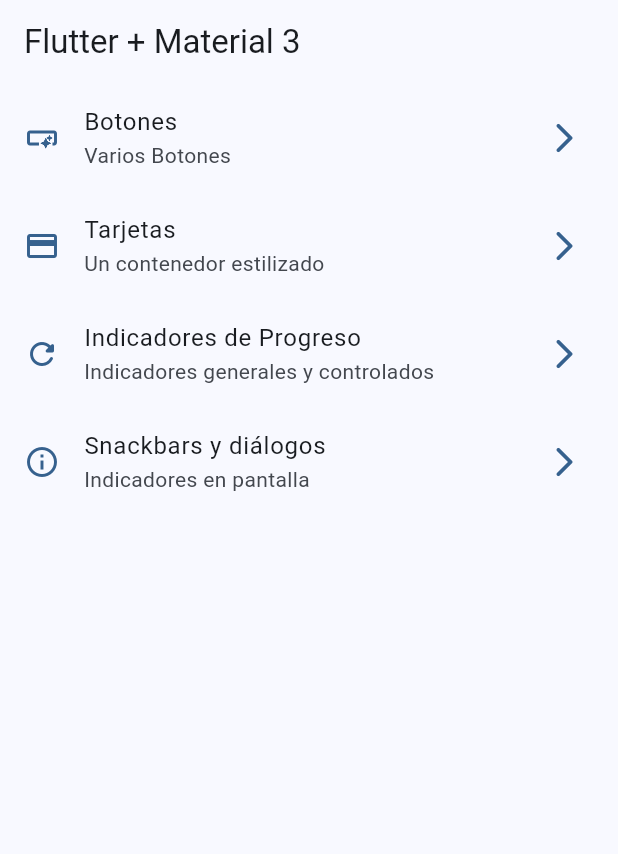
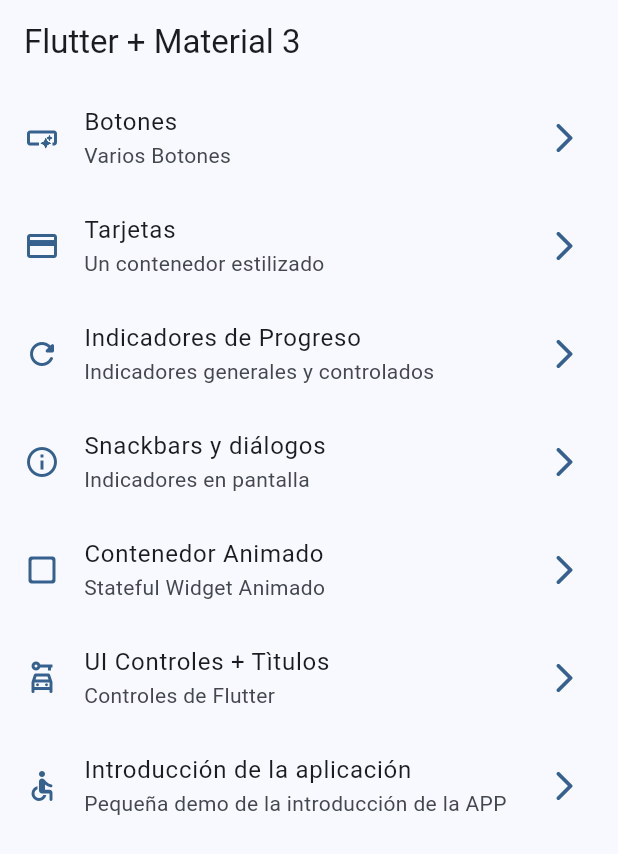
Before and after one commit to lizandronarvaez/curso_flutter_2026, a Flutter app: the screen it shows after launch, on a phone screen of 412 x 824 dp. Shown: the top 854 px of the screen. Run offline on Flutter 3.47's test engine with Material 3 defaults, Android fonts, the phone set to English and light mode, and no system bars; our stand-ins replace dio, go_router.

Commit message:
Modulo 4: Añadir widgets a router

```diff
--- a/modulo_04_widgets_basicos/flutter_widgets_app04/lib/config/menu/menu_items.dart
+++ b/modulo_04_widgets_basicos/flutter_widgets_app04/lib/config/menu/menu_items.dart
@@ -39,4 +39,22 @@
     link: '/snackbars',
     icon: Icons.info_outline,
   ),
+  MenuItem(
+    title: 'Contenedor Animado',
+    subTitle: 'Stateful Widget Animado',
+    link: '/animated',
+    icon: Icons.check_box_outline_blank_rounded,
+  ),
+  MenuItem(
+    title: 'UI Controles + Tìtulos',
+    subTitle: 'Controles de Flutter',
+    link: '/ui-controls',
+    icon: Icons.car_rental_outlined,
+  ),
+  MenuItem(
+    title: 'Introducción de la aplicación',
+    subTitle: 'Pequeña demo de la introducción de la APP',
+    link: '/tutorial',
+    icon: Icons.accessible_rounded,
+  ),
 ];
--- a/modulo_04_widgets_basicos/flutter_widgets_app04/lib/config/router/app_router.dart
+++ b/modulo_04_widgets_basicos/flutter_widgets_app04/lib/config/router/app_router.dart
@@ -4,6 +4,7 @@
 final GoRouter appRouter = GoRouter(
   // ruta inicial
   initialLocation: '/',
+
   // rutas del la app
   routes: [
     GoRoute(
@@ -35,5 +36,21 @@
       name: SnackbarScreen.name,
       builder: (context, state) => const SnackbarScreen(),
     ),
+
+    GoRoute(
+      path: '/animated',
+      name: AnimatedScreen.name,
+      builder: (context, state) => const AnimatedScreen(),
+    ),
+    GoRoute(
+      path: '/ui-controls',
+      name: UiControlsScreen.name,
+      builder: (context, state) => const UiControlsScreen(),
+    ),
+    GoRoute(
+      path: '/tutorial',
+      name: AppTutorialScreen.name,
+      builder: (context, state) => const AppTutorialScreen(),
+    ),
   ],
 );
```
